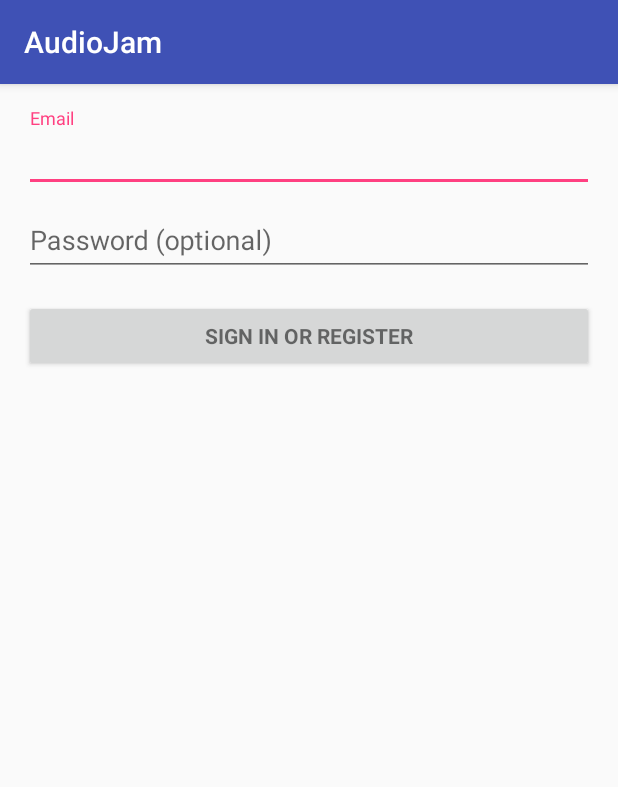
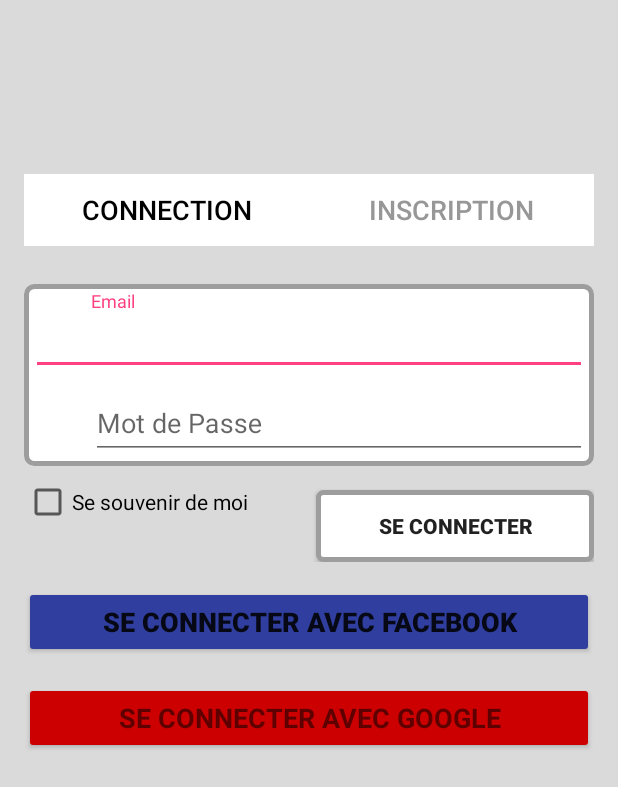
Before and after one commit to juliomoreau/AudioJam, an Android app: the screen it shows after launch (LoginActivity), on a phone screen of 412 x 824 dp. Shown: the top 787 px of the screen. Run offline under Robolectric (Android 15) with nearby library versions, the phone set to English and light mode, and no system bars; 2 statements that could not run were skipped.

Commit message:
Recup joseph

```diff
--- /dev/null
+++ b/app/src/main/res/drawable/infofill.xml
@@ -0,0 +1,26 @@
+<?xml version="1.0" encoding="utf-8"?>
+<shape
+    xmlns:android="http://schemas.android.com/apk/res/android"
+    android:shape="rectangle"   >
+
+    <solid
+        android:color="#FFFFFF" >
+    </solid>
+
+    <stroke
+        android:width="3dp"
+        android:color="#9D9D9D" >
+    </stroke>
+
+    <padding
+        android:left="5dp"
+        android:top="5dp"
+        android:right="5dp"
+        android:bottom="5dp"    >
+    </padding>
+
+    <corners
+        android:radius="5dp"   >
+    </corners>
+
+</shape>
--- /dev/null
+++ b/app/src/main/res/drawable/shape.xml
@@ -0,0 +1,8 @@
+<?xml version="1.0" encoding="utf-8"?>
+<shape xmlns:android="http://schemas.android.com/apk/res/android"
+    android:shape="rectangle">
+    <solid android:color="#FFFFFF" >
+    </solid>
+    <corners android:radius="3dp" />
+    <stroke android:width="5px" android:color="#9D9D9D" />
+</shape>
--- a/app/src/main/res/layout/activity_login.xml
+++ b/app/src/main/res/layout/activity_login.xml
@@ -8,34 +8,62 @@
     android:paddingLeft="@dimen/activity_horizontal_margin"
     android:paddingRight="@dimen/activity_horizontal_margin"
     android:paddingTop="@dimen/activity_vertical_margin"
+    android:background="@color/backgroundYellow"
     tools:context="com.example.jules.audiojam.LoginActivity">
 
     <!-- Login progress -->
-    <ProgressBar
-        android:id="@+id/login_progress"
-        style="?android:attr/progressBarStyleLarge"
-        android:layout_width="wrap_content"
-        android:layout_height="wrap_content"
-        android:layout_marginBottom="8dp"
-        android:visibility="gone" />
-
     <ScrollView
         android:id="@+id/login_form"
         android:layout_width="match_parent"
         android:layout_height="match_parent">
 
         <LinearLayout
+            android:paddingTop="100dp"
             android:id="@+id/email_login_form"
             android:layout_width="match_parent"
+            android:orientation="vertical"
+            android:weightSum="1"
+            android:layout_height="wrap_content">
+
+            <LinearLayout
+                android:layout_width="fill_parent"
+                android:layout_height="wrap_content">
+                <Button
+                    android:text="@string/connection_button"
+                    android:textColor="@color/textemphasis1"
+                    android:layout_width="190dp"
                     android:layout_height="wrap_content"
-            android:orientation="vertical">
+                    android:layout_weight="1"
+                    android:background="@color/menuWhite"
+                    android:id="@+id/button_connection_screen"
+                    style="@style/Widget.AppCompat.Button.selector"
+                    android:textSize="18sp" />
 
+                <Button
+                    android:text="@string/inscription_button"
+                    android:textColor="@color/textemphasis2"
+                    android:layout_width="190dp"
+                    android:layout_height="wrap_content"
+                    android:layout_weight="1"
+                    android:background="@color/menuWhite"
+                    android:id="@+id/button_inscription_screen"
+                    style="@style/Widget.AppCompat.Button.selector"
+                    android:textSize="18sp" />
+            </LinearLayout>
+
+            <LinearLayout
+                android:layout_width="fill_parent"
+                android:layout_height="wrap_content"
+                android:orientation="vertical"
+                android:background="@drawable/infofill"
+                android:layout_marginTop="25dp">
                 <android.support.design.widget.TextInputLayout
                     android:layout_width="match_parent"
                     android:layout_height="wrap_content">
 
                     <AutoCompleteTextView
                         android:id="@+id/email"
+                        android:paddingLeft="40dp"
                         android:layout_width="match_parent"
                         android:layout_height="wrap_content"
                         android:hint="@string/prompt_email"
@@ -47,7 +75,8 @@
 
                 <android.support.design.widget.TextInputLayout
                     android:layout_width="match_parent"
-                android:layout_height="wrap_content">
+                    android:layout_height="wrap_content"
+                    android:paddingLeft="40dp">
 
                     <EditText
                         android:id="@+id/password"
@@ -62,16 +91,64 @@
                         android:singleLine="true" />
 
                 </android.support.design.widget.TextInputLayout>
+            </LinearLayout>
+
+            <LinearLayout
+                android:layout_width="fill_parent"
+                android:layout_height="wrap_content">
+
+                <CheckBox
+                    android:text="Se souvenir de moi"
+                    android:layout_width="190dp"
+                    android:layout_height="wrap_content"
+                    android:layout_weight="1"
+                    android:id="@+id/checkBox"
+                    android:checked="false" />
 
                 <Button
                     android:id="@+id/email_sign_in_button"
+                    android:layout_width="180dp"
+                    android:layout_height="wrap_content"
+                    android:layout_marginTop="16dp"
+                    android:text="@string/action_sign_in"
+                    android:layout_weight="1"
+                    android:background="@drawable/shape"
+                    android:textStyle="bold"
+                    android:textSize="14sp" />
+            </LinearLayout>
+
+            <Button
+                android:id="@+id/button2"
+                android:layout_width="match_parent"
+                android:layout_height="wrap_content"
+                android:layout_marginTop="16dp"
+                android:textStyle="bold"
+                android:layout_weight="6.79"
+                android:text="@string/action_sign_in_facebook"
+                android:backgroundTint="?android:attr/colorPrimaryDark"
+                android:textSize="18sp" />
+
+            <Button
+                android:id="@+id/button3"
                 style="?android:textAppearanceSmall"
                 android:layout_width="match_parent"
                 android:layout_height="wrap_content"
                 android:layout_marginTop="16dp"
-                android:text="@string/action_sign_in"
-                android:textStyle="bold" />
+                android:text="@string/action_sign_in_google"
+                android:textStyle="bold"
+                android:layout_weight="6.79"
+                android:backgroundTint="@android:color/holo_red_dark"
+                android:textSize="18sp" />
 
         </LinearLayout>
     </ScrollView>
+
+    <ProgressBar
+        android:id="@+id/login_progress"
+        style="?android:attr/progressBarStyleLarge"
+        android:layout_width="wrap_content"
+        android:layout_height="wrap_content"
+        android:layout_marginBottom="8dp"
+        android:visibility="gone" />
+
 </LinearLayout>
--- a/app/src/main/res/values/colors.xml
+++ b/app/src/main/res/values/colors.xml
@@ -3,4 +3,8 @@
     <color name="colorPrimary">#3F51B5</color>
     <color name="colorPrimaryDark">#303F9F</color>
     <color name="colorAccent">#FF4081</color>
+    <color name="menuWhite">#FFFFFF</color>
+    <color name="backgroundYellow">#DADADA</color>
+    <color name="textemphasis1">#000</color>
+    <color name="textemphasis2">#979797</color>
 </resources>
--- a/app/src/main/res/values/strings.xml
+++ b/app/src/main/res/values/strings.xml
@@ -2,14 +2,18 @@
     <string name="app_name">AudioJam</string>
 
     <!-- Strings related to login -->
+    <string name="connection_button">Connection</string>
+    <string name="inscription_button">Inscription</string>
     <string name="prompt_email">Email</string>
-    <string name="prompt_password">Password (optional)</string>
-    <string name="action_sign_in">Sign in or register</string>
-    <string name="action_sign_in_short">Sign in</string>
-    <string name="error_invalid_email">This email address is invalid</string>
-    <string name="error_invalid_password">This password is too short</string>
-    <string name="error_incorrect_password">This password is incorrect</string>
-    <string name="error_field_required">This field is required</string>
+    <string name="prompt_password">Mot de Passe </string>
+    <string name="action_sign_in">Se connecter</string>
+    <string name="action_sign_in_facebook">Se connecter avec Facebook</string>
+    <string name="action_sign_in_google">Se connecter avec Google</string>
+    <string name="action_sign_in_short">Connecter</string>
+    <string name="error_invalid_email">Cette adresse mail n'est pas valable</string>
+    <string name="error_invalid_password">Le mot de passe est trop court</string>
+    <string name="error_incorrect_password">Mot de passe incorrect</string>
+    <string name="error_field_required">Ce champ est requis</string>
     <string name="permission_rationale">"Contacts permissions are needed for providing email
         completions."
     </string>
--- a/app/src/main/res/values/styles.xml
+++ b/app/src/main/res/values/styles.xml
@@ -1,11 +1,23 @@
+
 <resources>
 
     <!-- Base application theme. -->
-    <style name="AppTheme" parent="Theme.AppCompat.Light.DarkActionBar">
+    <style name="AppTheme" parent="Theme.AppCompat.Light.NoActionBar">
         <!-- Customize your theme here. -->
         <item name="colorPrimary">@color/colorPrimary</item>
         <item name="colorPrimaryDark">@color/colorPrimaryDark</item>
         <item name="colorAccent">@color/colorAccent</item>
     </style>
 
+    <!--Top Button insc/conn -->
+    <style name="Widget.AppCompat.Button.selector">
+        <!--Customize theme here -->
+        <item name="android:color">@color/menuWhite</item>
+
+    </style>
+
+    <style name="infofill">
+        <item name="edg"></item>
+    </style>
+
 </resources>
```
Lines whose indentation alone changed are shown as unchanged.
